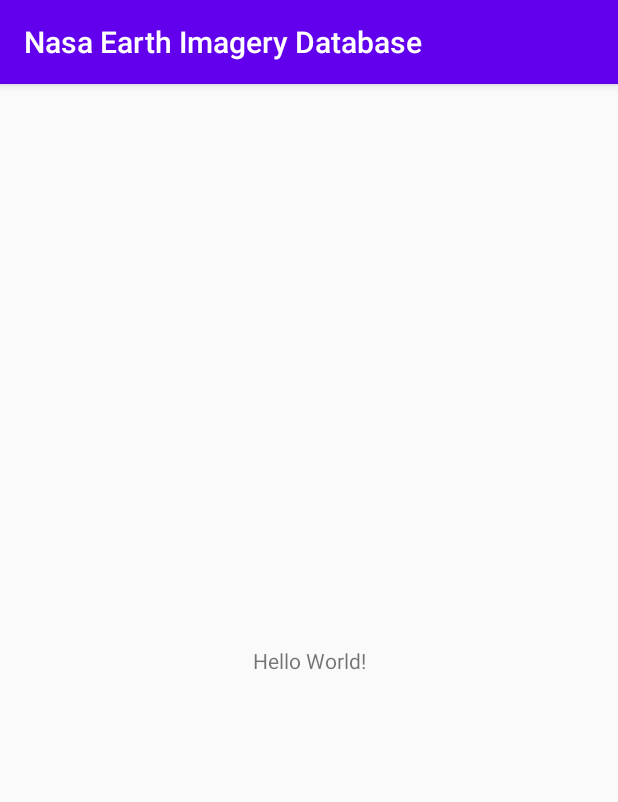
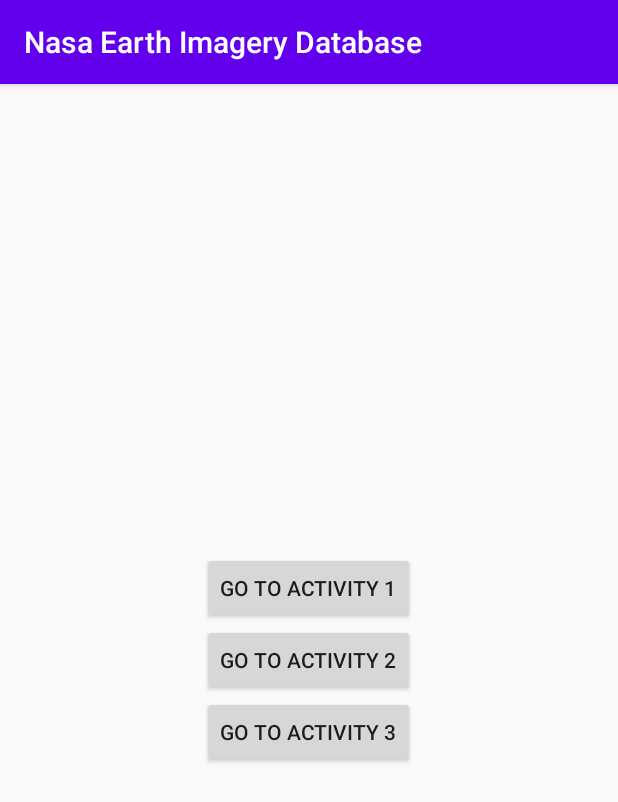
Before and after one commit to leun0090/nasa_earth_imagery_database, an Android app: the screen it shows after launch (MainActivity), on a phone screen of 412 x 824 dp. Shown: the top 802 px of the screen. Run offline under Robolectric (Android 15) with nearby library versions, the phone set to English and light mode, and no system bars.

Commit message:
Create Activity2

```diff
--- a/app/src/main/AndroidManifest.xml
+++ b/app/src/main/AndroidManifest.xml
@@ -9,6 +9,7 @@
         android:roundIcon="@mipmap/ic_launcher_round"
         android:supportsRtl="true"
         android:theme="@style/AppTheme">
+        <activity android:name=".Activity2"></activity>
         <activity android:name=".MainActivity">
             <intent-filter>
                 <action android:name="android.intent.action.MAIN" />
--- a/app/src/main/java/com/example/nasaearthimagerydatabase/MainActivity.java
+++ b/app/src/main/java/com/example/nasaearthimagerydatabase/MainActivity.java
@@ -2,7 +2,10 @@ package com.example.nasaearthimagerydatabase;
 
 import androidx.appcompat.app.AppCompatActivity;
 
+import android.content.Intent;
 import android.os.Bundle;
+import android.view.View;
+import android.widget.Button;
 
 public class MainActivity extends AppCompatActivity {
 
@@ -11,5 +14,19 @@ public class MainActivity extends AppCompatActivity {
         // hi again!!
         super.onCreate(savedInstanceState);
         setContentView(R.layout.activity_main);
+
+        Button activityButton1 = (Button) findViewById(R.id.activityButton1);
+        Button activityButton2 = (Button) findViewById(R.id.activityButton2);
+        Button activityButton3 = (Button) findViewById(R.id.activityButton3);
+
+        activityButton2.setOnClickListener(new View.OnClickListener() {
+            @Override
+            public void onClick(View view) {
+                Intent intent2 = new Intent(getApplicationContext(), Activity2.class);
+                startActivity(intent2);
+            }
+        });
+
+
     }
 }
--- a/app/src/main/res/layout/activity_main.xml
+++ b/app/src/main/res/layout/activity_main.xml
@@ -1,18 +1,34 @@
 <?xml version="1.0" encoding="utf-8"?>
-<androidx.constraintlayout.widget.ConstraintLayout xmlns:android="http://schemas.android.com/apk/res/android"
+<LinearLayout xmlns:android="http://schemas.android.com/apk/res/android"
     xmlns:app="http://schemas.android.com/apk/res-auto"
     xmlns:tools="http://schemas.android.com/tools"
     android:layout_width="match_parent"
     android:layout_height="match_parent"
-    tools:context=".MainActivity">
+    tools:context=".MainActivity"
+    android:orientation="vertical"
+    android:gravity="center">
 
-    <TextView
+    <Button
+        android:id="@+id/activityButton1"
         android:layout_width="wrap_content"
         android:layout_height="wrap_content"
-        android:text="Hello World!"
-        app:layout_constraintBottom_toBottomOf="parent"
-        app:layout_constraintLeft_toLeftOf="parent"
-        app:layout_constraintRight_toRightOf="parent"
-        app:layout_constraintTop_toTopOf="parent" />
+        android:text="Go To Activity 1"
+        tools:layout_editor_absoluteX="154dp"
+        tools:layout_editor_absoluteY="227dp" />
 
-</androidx.constraintlayout.widget.ConstraintLayout>
+    <Button
+        android:id="@+id/activityButton2"
+        android:layout_width="wrap_content"
+        android:layout_height="wrap_content"
+        android:text="Go To Activity 2"
+        tools:layout_editor_absoluteX="156dp"
+        tools:layout_editor_absoluteY="292dp" />
+
+    <Button
+        android:id="@+id/activityButton3"
+        android:layout_width="wrap_content"
+        android:layout_height="wrap_content"
+        android:text="Go To Activity 3"
+        tools:layout_editor_absoluteX="156dp"
+        tools:layout_editor_absoluteY="362dp" />
+</LinearLayout>
```
Also changed, not shown: app/src/main/java/com/example/nasaearthimagerydatabase/Activity2.java (added, +14 -0 lines), app/src/main/res/layout/activity_2.xml (added, +18 -0 lines).
